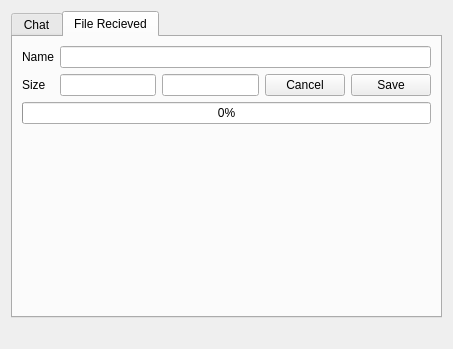
Old version of the form chatdialog.ui in the repository shaan7/Kapotah.
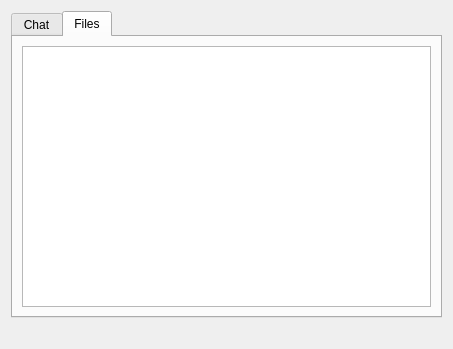
New version of the form. The open tabs and pages were chosen to show the change.

```diff
--- a/chatdialog.ui
+++ b/chatdialog.ui
@@ -74,92 +74,11 @@
      </widget>
      <widget class="QWidget" name="tabFileTransfer">
       <attribute name="title">
-       <string>File Recieved</string>
+       <string>Files</string>
       </attribute>
       <layout class="QGridLayout" name="gridLayout_3">
        <item row="0" column="0">
-        <widget class="QLabel" name="label">
-         <property name="sizePolicy">
-          <sizepolicy hsizetype="Preferred" vsizetype="Preferred">
-           <horstretch>0</horstretch>
-           <verstretch>0</verstretch>
-          </sizepolicy>
-         </property>
-         <property name="text">
-          <string>Name</string>
-         </property>
-        </widget>
-       </item>
-       <item row="0" column="1" colspan="4">
-        <widget class="QLineEdit" name="fileNameEdit">
-         <property name="readOnly">
-          <bool>true</bool>
-         </property>
-        </widget>
-       </item>
-       <item row="1" column="0">
-        <widget class="QLabel" name="label_2">
-         <property name="text">
-          <string>Size</string>
-         </property>
-        </widget>
-       </item>
-       <item row="1" column="1">
-        <widget class="QLineEdit" name="fileSizeEdit">
-         <property name="readOnly">
-          <bool>true</bool>
-         </property>
-        </widget>
-       </item>
-       <item row="1" column="2">
-        <widget class="QLineEdit" name="IDEdit"/>
-       </item>
-       <item row="1" column="3">
-        <widget class="QPushButton" name="cancelFileButton">
-         <property name="text">
-          <string>Cancel</string>
-         </property>
-        </widget>
-       </item>
-       <item row="1" column="4">
-        <widget class="QPushButton" name="saveFileButton">
-         <property name="text">
-          <string>Save</string>
-         </property>
-        </widget>
-       </item>
-       <item row="2" column="0" colspan="5">
-        <widget class="QProgressBar" name="fileTransferProgress">
-         <property name="value">
-          <number>0</number>
-         </property>
-        </widget>
-       </item>
-       <item row="3" column="1">
-        <widget class="QLabel" name="fileStatusLabel">
-         <property name="sizePolicy">
-          <sizepolicy hsizetype="Expanding" vsizetype="Preferred">
-           <horstretch>0</horstretch>
-           <verstretch>0</verstretch>
-          </sizepolicy>
-         </property>
-         <property name="text">
-          <string/>
-         </property>
-        </widget>
-       </item>
-       <item row="4" column="1">
-        <spacer name="verticalSpacer">
-         <property name="orientation">
-          <enum>Qt::Vertical</enum>
-         </property>
-         <property name="sizeHint" stdset="0">
-          <size>
-           <width>20</width>
-           <height>172</height>
-          </size>
-         </property>
-        </spacer>
+        <widget class="QTableWidget" name="fileTable"/>
        </item>
       </layout>
      </widget>
```
Left out of the diff: 38 changed lines with no effect on the pictures.
